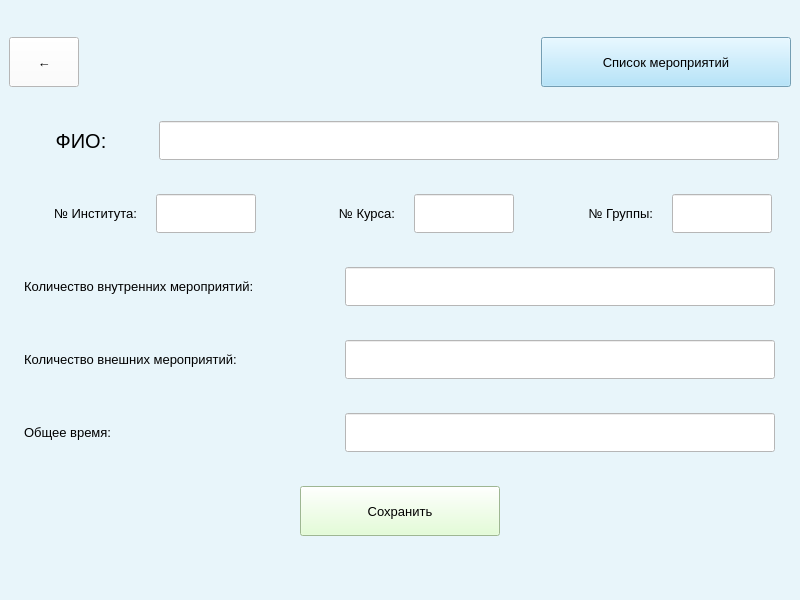
Above: qt/student.ui from andrei-229/valanter_app before the change. Below: the same form after it.
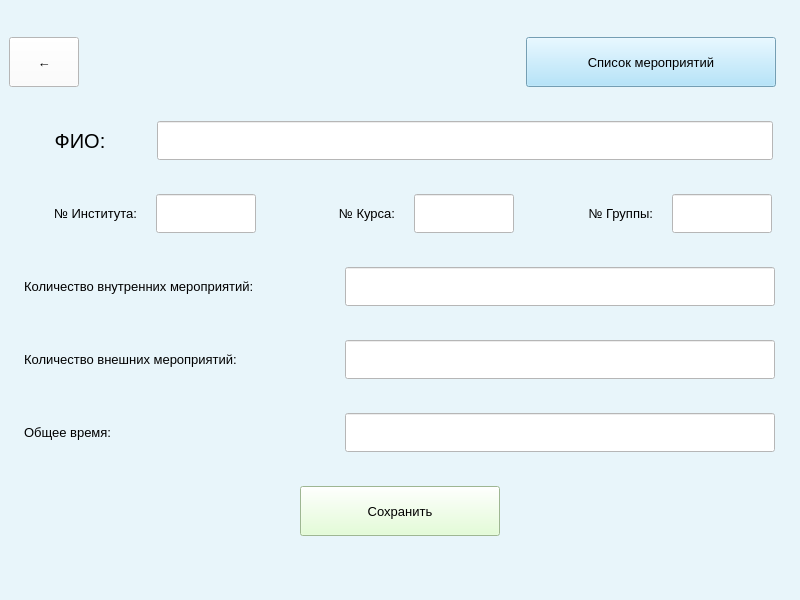
That is the form after the change.

```diff
--- a/qt/student.ui
+++ b/qt/student.ui
@@ -102,6 +102,22 @@
         </property>
        </widget>
       </item>
+      <item>
+       <spacer name="horizontalSpacer_2">
+        <property name="orientation">
+         <enum>Qt::Horizontal</enum>
+        </property>
+        <property name="sizeType">
+         <enum>QSizePolicy::Fixed</enum>
+        </property>
+        <property name="sizeHint" stdset="0">
+         <size>
+          <width>15</width>
+          <height>20</height>
+         </size>
+        </property>
+       </spacer>
+      </item>
      </layout>
     </item>
     <item>
@@ -110,7 +126,7 @@
        <widget class="QLabel" name="label">
         <property name="maximumSize">
          <size>
-          <width>120</width>
+          <width>110</width>
           <height>16777215</height>
          </size>
         </property>
@@ -136,7 +152,7 @@
        <widget class="QLineEdit" name="input_fio">
         <property name="maximumSize">
          <size>
-          <width>620</width>
+          <width>616</width>
           <height>16777215</height>
          </size>
         </property>
```
Left out of the diff: 4 changed lines with no effect on the pictures.
